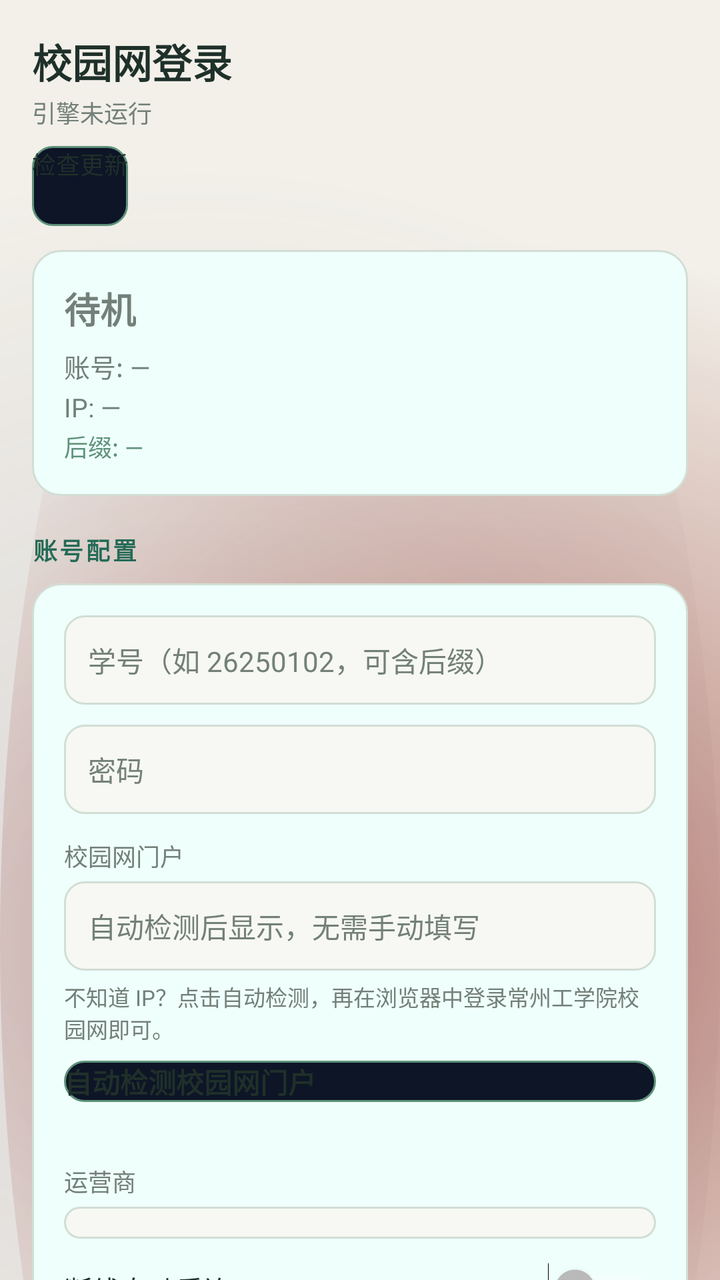
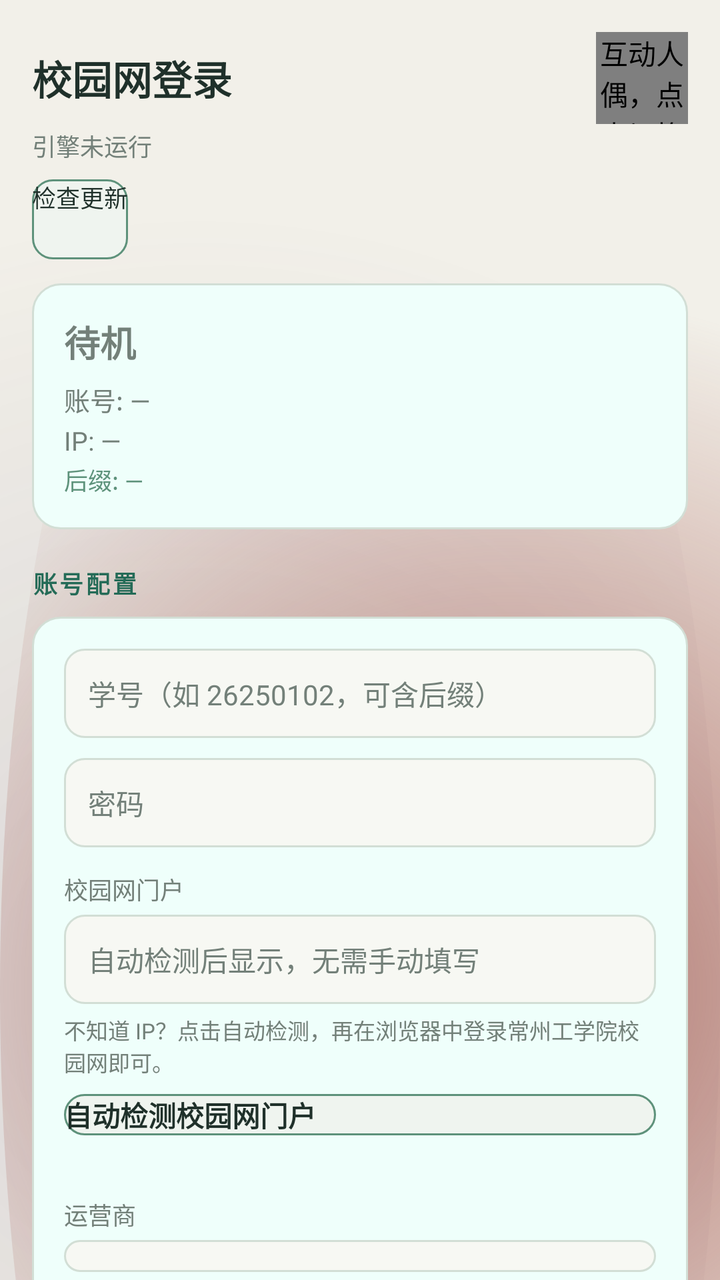

Two renders of the same Android screen: before a commit and after it. Below are the layout's source before the change and the commit's diff.
<!-- AndroidManifest.xml: application theme AppTheme -->
<!-- res/layout/activity_main.xml -->
<?xml version="1.0" encoding="utf-8"?>
<ScrollView xmlns:android="http://schemas.android.com/apk/res/android"
    android:layout_width="match_parent"
    android:layout_height="match_parent"
    android:fillViewport="true"
    android:scrollbars="none">

    <LinearLayout
        android:layout_width="match_parent"
        android:layout_height="wrap_content"
        android:orientation="vertical"
        android:padding="16dp"
        android:background="@drawable/bg_mobile">

        <TextView
            android:layout_width="wrap_content"
            android:layout_height="wrap_content"
            android:text="@string/app_name"
            android:textColor="@color/text"
            android:textSize="20sp"
            android:textStyle="bold" />

        <TextView
            android:id="@+id/tvEngineState"
            android:layout_width="wrap_content"
            android:layout_height="wrap_content"
            android:layout_marginTop="2dp"
            android:textColor="@color/muted"
            android:textSize="12sp"
            android:text="引擎未运行" />

        <Button
            android:id="@+id/btnCheckUpdates"
            android:layout_width="wrap_content"
            android:layout_height="40dp"
            android:layout_marginTop="8dp"
            android:background="@drawable/btn_secondary"
            android:text="检查更新"
            android:textColor="@color/text"
            android:textSize="12sp" />

        
        <LinearLayout
            android:layout_width="match_parent"
            android:layout_height="wrap_content"
            android:layout_marginTop="12dp"
            android:background="@drawable/bg_card"
            android:orientation="vertical"
            android:padding="16dp">

            <TextView
                android:id="@+id/tvState"
                android:layout_width="wrap_content"
                android:layout_height="wrap_content"
                android:text="待机"
                android:textColor="@color/muted"
                android:textSize="18sp"
                android:textStyle="bold" />

            <TextView
                android:id="@+id/tvAccount"
                android:layout_width="wrap_content"
                android:layout_height="wrap_content"
                android:layout_marginTop="6dp"
                android:textColor="@color/muted"
                android:textSize="13sp"
                android:text="账号: —" />

            <TextView
                android:id="@+id/tvInfo"
                android:layout_width="wrap_content"
                android:layout_height="wrap_content"
                android:layout_marginTop="2dp"
                android:textColor="@color/muted"
                android:textSize="13sp"
                android:text="IP: —" />

            <TextView
                android:id="@+id/tvSuffixHint"
                android:layout_width="wrap_content"
                android:layout_height="wrap_content"
                android:layout_marginTop="2dp"
                android:textColor="@color/accent_dim"
                android:textSize="12sp"
                android:text="后缀: —" />
        </LinearLayout>

        
        <TextView
            android:layout_width="wrap_content"
            android:layout_height="wrap_content"
            android:layout_marginTop="18dp"
            android:layout_marginBottom="8dp"
            android:text="@string/section_config"
            android:textAllCaps="true"
            android:letterSpacing="0.1"
            android:textColor="@color/accent"
            android:textSize="12sp"
            android:textStyle="bold" />

        <LinearLayout
            android:layout_width="match_parent"
            android:layout_height="wrap_content"
            android:background="@drawable/bg_card"
            android:orientation="vertical"
            android:padding="16dp">

            <EditText
                android:id="@+id/etAccount"
                android:layout_width="match_parent"
                android:layout_height="wrap_content"
                android:background="@drawable/bg_input"
                android:hint="@string/hint_account"
                android:inputType="text"
                android:padding="12dp"
                android:textColor="@color/text"
                android:textColorHint="@color/muted"
                android:textSize="14sp" />

            <EditText
                android:id="@+id/etPassword"
                android:layout_width="match_parent"
                android:layout_height="wrap_content"
                android:layout_marginTop="10dp"
                android:background="@drawable/bg_input"
                android:hint="@string/hint_password"
                android:inputType="textPassword"
                android:padding="12dp"
                android:textColor="@color/text"
                android:textColorHint="@color/muted"
                android:textSize="14sp" />

            <TextView
                android:layout_width="wrap_content"
                android:layout_height="wrap_content"
                android:layout_marginTop="12dp"
                android:text="校园网门户"
                android:textColor="@color/muted"
                android:textSize="12sp" />

            <EditText
                android:id="@+id/etPortalHost"
                android:layout_width="match_parent"
                android:layout_height="wrap_content"
                android:layout_marginTop="4dp"
                android:background="@drawable/bg_input"
                android:hint="自动检测后显示，无需手动填写"
                android:inputType="text"
                android:focusable="false"
                android:clickable="false"
                android:padding="12dp"
                android:textColor="@color/text"
                android:textColorHint="@color/muted"
                android:textSize="14sp" />

            <TextView
                android:layout_width="match_parent"
                android:layout_height="wrap_content"
                android:layout_marginTop="5dp"
                android:text="不知道 IP？点击自动检测，再在浏览器中登录常州工学院校园网即可。"
                android:textColor="@color/muted"
                android:textSize="11sp" />

            <Button
                android:id="@+id/btnDiscoverPortal"
                android:layout_width="match_parent"
                android:layout_height="wrap_content"
                android:layout_marginTop="8dp"
                android:background="@drawable/btn_secondary"
                android:text="自动检测校园网门户"
                android:textColor="@color/text"
                android:textStyle="bold" />

            <TextView
                android:id="@+id/tvNetworkProfile"
                android:layout_width="match_parent"
                android:layout_height="wrap_content"
                android:layout_marginTop="4dp"
                android:textColor="@color/muted"
                android:textSize="11sp" />

            <TextView
                android:layout_width="wrap_content"
                android:layout_height="wrap_content"
                android:layout_marginTop="12dp"
                android:text="运营商"
                android:textColor="@color/muted"
                android:textSize="12sp" />

            <Spinner
                android:id="@+id/spCarrier"
                android:layout_width="match_parent"
                android:layout_height="wrap_content"
                android:layout_marginTop="4dp"
                android:background="@drawable/bg_input"
                android:padding="8dp" />

            <EditText
                android:id="@+id/etCustomSuffix"
                android:layout_width="match_parent"
                android:layout_height="wrap_content"
                android:layout_marginTop="10dp"
                android:background="@drawable/bg_input"
                android:hint="@string/hint_custom_suffix"
                android:inputType="text"
                android:padding="12dp"
                android:textColor="@color/text"
                android:textColorHint="@color/muted"
                android:textSize="14sp"
                android:visibility="gone" />

            <Switch
                android:id="@+id/swAutoLogin"
                android:layout_width="match_parent"
                android:layout_height="wrap_content"
                android:layout_marginTop="12dp"
                android:text="@string/sw_auto_login"
                android:textColor="@color/text"
                android:textSize="14sp" />

            <Switch
                android:id="@+id/swBootStart"
                android:layout_width="match_parent"
                android:layout_height="wrap_content"
                android:layout_marginTop="6dp"
                android:text="@string/sw_boot_start"
                android:textColor="@color/text"
                android:textSize="14sp" />

            <Button
                android:id="@+id/btnSave"
                android:layout_width="match_parent"
                android:layout_height="wrap_content"
                android:layout_marginTop="14dp"
                android:background="@drawable/btn_primary"
                android:text="@string/btn_save"
                android:textColor="@color/btn_text_dark"
                android:textStyle="bold" />
        </LinearLayout>

        
        <TextView
            android:layout_width="wrap_content"
            android:layout_height="wrap_content"
            android:layout_marginTop="18dp"
            android:layout_marginBottom="8dp"
            android:text="@string/section_engine"
            android:textAllCaps="true"
            android:letterSpacing="0.1"
            android:textColor="@color/accent"
            android:textSize="12sp"
            android:textStyle="bold" />

        <LinearLayout
            android:layout_width="match_parent"
            android:layout_height="wrap_content"
            android:background="@drawable/bg_card"
            android:orientation="vertical"
            android:padding="16dp">

            <LinearLayout
                android:layout_width="match_parent"
                android:layout_height="wrap_content"
                android:orientation="horizontal">

                <Button
                    android:id="@+id/btnStart"
                    android:layout_width="0dp"
                    android:layout_height="wrap_content"
                    android:layout_weight="1"
                    android:layout_marginEnd="6dp"
                    android:background="@drawable/btn_primary"
                    android:text="@string/btn_start"
                    android:textColor="@color/btn_text_dark"
                    android:textStyle="bold" />

                <Button
                    android:id="@+id/btnStop"
                    android:layout_width="0dp"
                    android:layout_height="wrap_content"
                    android:layout_weight="1"
                    android:layout_marginStart="6dp"
                    android:background="@drawable/btn_secondary"
                    android:text="@string/btn_stop"
                    android:textColor="@color/text" />
            </LinearLayout>

            <LinearLayout
                android:layout_width="match_parent"
                android:layout_height="wrap_content"
                android:layout_marginTop="10dp"
                android:orientation="horizontal">

                <Button
                    android:id="@+id/btnLoginNow"
                    android:layout_width="0dp"
                    android:layout_height="wrap_content"
                    android:layout_weight="1"
                    android:layout_marginEnd="6dp"
                    android:background="@drawable/btn_secondary"
                    android:text="@string/btn_login"
                    android:textColor="@color/text" />

                <Button
                    android:id="@+id/btnLogout"
                    android:layout_width="0dp"
                    android:layout_height="wrap_content"
                    android:layout_weight="1"
                    android:layout_marginStart="6dp"
                    android:background="@drawable/btn_secondary"
                    android:text="@string/btn_logout"
                    android:textColor="@color/text" />
            </LinearLayout>

            <TextView
                android:layout_width="wrap_content"
                android:layout_height="wrap_content"
                android:layout_marginTop="10dp"
                android:text="提示：请在系统设置中关闭本应用的电池优化，以保证后台心跳稳定。"
                android:textColor="@color/muted"
                android:textSize="11sp" />
        </LinearLayout>

        
        <TextView
            android:layout_width="wrap_content"
            android:layout_height="wrap_content"
            android:layout_marginTop="18dp"
            android:layout_marginBottom="8dp"
            android:text="@string/section_log"
            android:textAllCaps="true"
            android:letterSpacing="0.1"
            android:textColor="@color/accent"
            android:textSize="12sp"
            android:textStyle="bold" />

        <TextView
            android:id="@+id/tvLog"
            android:layout_width="match_parent"
            android:layout_height="wrap_content"
            android:background="@drawable/bg_input"
            android:fontFamily="monospace"
            android:padding="12dp"
            android:text="—"
            android:textColor="@color/muted"
            android:textSize="11sp" />

        <Space
            android:layout_width="match_parent"
            android:layout_height="24dp" />
    </LinearLayout>
</ScrollView>
<!-- resources referenced by this layout -->
<resources>
  <color name="accent">#246B57</color>
  <color name="accent_dim">#5E927B</color>
  <color name="btn_text_dark">#FFFFFF</color>
  <color name="muted">#738079</color>
  <color name="text">#1F302A</color>
  <!-- drawable bg_card (drawable) -->
  <?xml version="1.0" encoding="utf-8"?>
  <shape xmlns:android="http://schemas.android.com/apk/res/android" android:shape="rectangle">
      <solid android:color="@color/card" />
      <corners android:radius="14dp" />
      <stroke android:width="1dp" android:color="@color/card_stroke" />
  </shape>
  <!-- drawable bg_input (drawable) -->
  <?xml version="1.0" encoding="utf-8"?>
  <shape xmlns:android="http://schemas.android.com/apk/res/android" android:shape="rectangle">
      <solid android:color="@color/input_bg" />
      <corners android:radius="10dp" />
      <stroke android:width="1dp" android:color="@color/card_stroke" />
  </shape>
  <!-- drawable bg_mobile (drawable) -->
  <?xml version="1.0" encoding="utf-8"?>
  <layer-list xmlns:android="http://schemas.android.com/apk/res/android">
      <item android:drawable="@color/bg" />
      <item android:top="-90dp" android:left="-160dp">
          <shape android:shape="oval"><gradient android:type="radial" android:gradientRadius="390dp" android:startColor="#244B3866" android:endColor="#00F2F0E9" /></shape>
      </item>
      <item android:top="-90dp" android:right="-150dp">
          <shape android:shape="oval"><gradient android:type="radial" android:gradientRadius="350dp" android:startColor="#D0A65E55" android:endColor="#00F2F0E9" /></shape>
      </item>
  </layer-list>
  <!-- drawable btn_primary (drawable) -->
  <?xml version="1.0" encoding="utf-8"?>
  <shape xmlns:android="http://schemas.android.com/apk/res/android" android:shape="rectangle">
      <solid android:color="@color/accent" />
      <corners android:radius="10dp" />
  </shape>
  <!-- drawable btn_secondary (drawable) -->
  <?xml version="1.0" encoding="utf-8"?>
  <shape xmlns:android="http://schemas.android.com/apk/res/android" android:shape="rectangle">
      <solid android:color="#0D1526" />
      <corners android:radius="10dp" />
      <stroke android:width="1dp" android:color="@color/accent_dim" />
  </shape>
  <string name="app_name">校园网登录</string>
  <string name="btn_login">立即登录</string>
  <string name="btn_logout">注销</string>
  <string name="btn_save">保存配置</string>
  <string name="btn_start">启动自动引擎</string>
  <string name="btn_stop">停止引擎</string>
  <string name="hint_account">学号（如 26250102，可含后缀）</string>
  <string name="hint_custom_suffix">自定义后缀（如 @cmcc）</string>
  <string name="hint_password">密码</string>
  <string name="section_config">账号配置</string>
  <string name="section_engine">自动引擎</string>
  <string name="section_log">运行日志</string>
  <string name="sw_auto_login">断线自动重连</string>
  <string name="sw_boot_start">开机自动启动</string>
  <style name="AppTheme" parent="android:Theme.Material.NoActionBar">
          <item name="android:windowBackground">@color/bg</item>
          <item name="android:colorAccent">@color/accent</item>
          <item name="android:colorControlActivated">@color/accent</item>
          <item name="android:statusBarColor">@color/bg</item>
          <item name="android:navigationBarColor">@color/bg</item>
          <item name="android:textColor">@color/text</item>
          <item name="android:textColorHint">@color/muted</item>
          <item name="android:colorControlNormal">@color/muted</item>
      </style>
  <color name="card">#EFFFFB</color>
  <color name="card_stroke">#D2DED5</color>
  <color name="input_bg">#F7F8F3</color>
  <color name="bg">#F2F0E9</color>
</resources>

<!-- the commit's change to res/layout/activity_main.xml (unified diff, before → after) -->
@@ -12,13 +12,25 @@
         android:padding="16dp"
         android:background="@drawable/bg_mobile">
 
-        <TextView
-            android:layout_width="wrap_content"
-            android:layout_height="wrap_content"
-            android:text="@string/app_name"
-            android:textColor="@color/text"
-            android:textSize="20sp"
-            android:textStyle="bold" />
+        <LinearLayout
+            android:layout_width="match_parent"
+            android:layout_height="wrap_content"
+            android:gravity="center_vertical"
+            android:orientation="horizontal">
+            <TextView
+                android:layout_width="0dp"
+                android:layout_height="wrap_content"
+                android:layout_weight="1"
+                android:text="@string/app_name"
+                android:textColor="@color/text"
+                android:textSize="20sp"
+                android:textStyle="bold" />
+            <com.campuslogin.app.PersonaView
+                android:id="@+id/personaView"
+                android:layout_width="46dp"
+                android:layout_height="46dp"
+                android:contentDescription="互动人偶，点击切换表情" />
+        </LinearLayout>
 
         <TextView
             android:id="@+id/tvEngineState"
@@ -347,6 +359,18 @@
 
         <Space
             android:layout_width="match_parent"
+            android:layout_height="16dp" />
+
+        <TextView
+            android:layout_width="match_parent"
+            android:layout_height="wrap_content"
+            android:gravity="center"
+            android:text="产品制作者：陈成睿 · v1.0.4"
+            android:textColor="@color/muted"
+            android:textSize="10sp" />
+
+        <Space
+            android:layout_width="match_parent"
             android:layout_height="24dp" />
     </LinearLayout>
 </ScrollView>
<!-- resource entries referenced after the edit -->
@@ -39,7 +39,7 @@
   <!-- drawable btn_secondary (drawable) -->
   <?xml version="1.0" encoding="utf-8"?>
   <shape xmlns:android="http://schemas.android.com/apk/res/android" android:shape="rectangle">
-      <solid android:color="#0D1526" />
+      <solid android:color="#EFF4EF" />
       <corners android:radius="10dp" />
       <stroke android:width="1dp" android:color="@color/accent_dim" />
   </shape>
